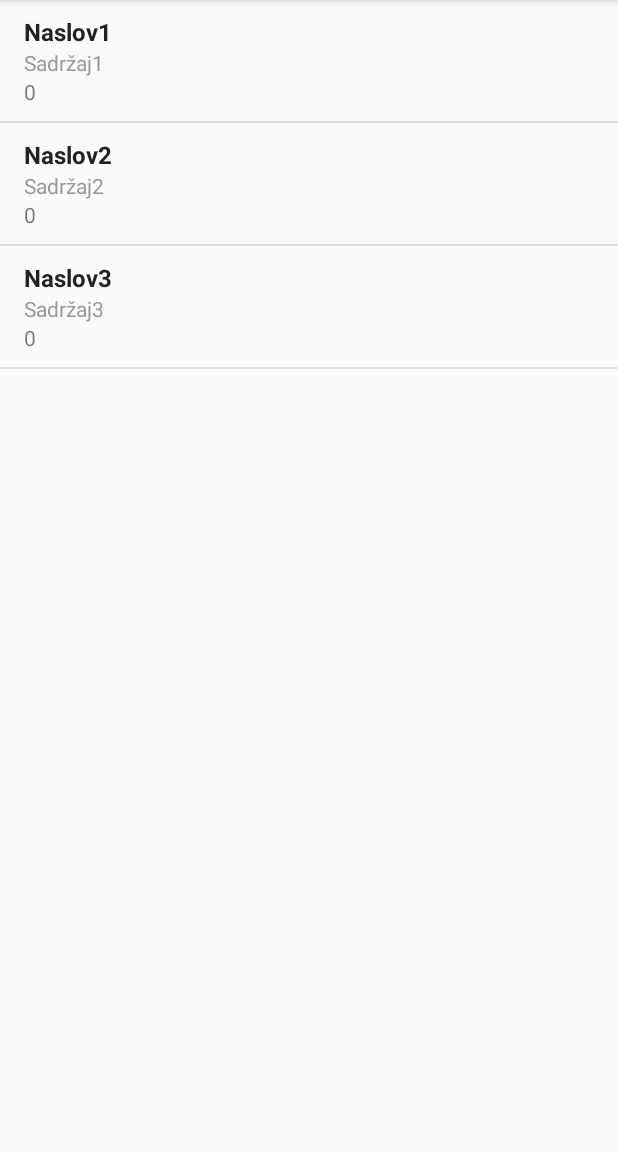
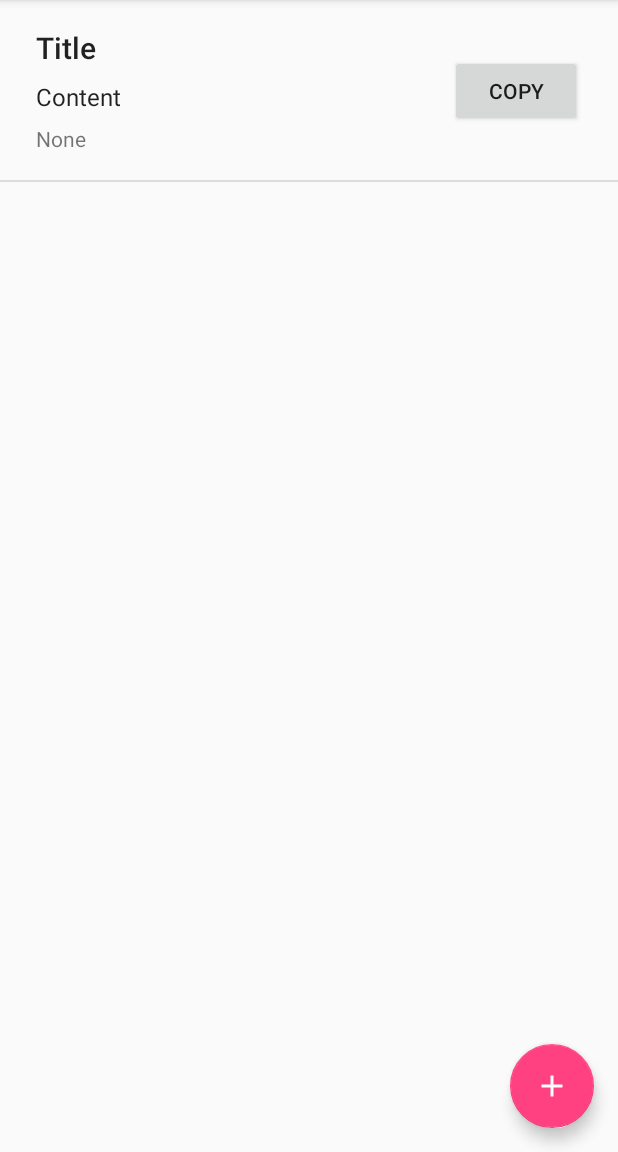
Before and after one commit to faleksic/CP-Notes, an Android app: the screen it shows after launch (MainActivity), on a phone screen of 412 x 824 dp, the part 84-1236 px from its top. Run offline under Robolectric (Android 15) with nearby library versions, the phone set to English and light mode, and no system bars.

Commit message:
Changed list style and added activity for adding new notes

```diff
--- a/app/src/main/AndroidManifest.xml
+++ b/app/src/main/AndroidManifest.xml
@@ -16,6 +16,7 @@
                 <category android:name="android.intent.category.LAUNCHER" />
             </intent-filter>
         </activity>
+        <activity android:name="hr.faleksic.android.cpnotes.CreateNoteActivity"></activity>
     </application>
 
 </manifest>
--- /dev/null
+++ b/app/src/main/java/hr/faleksic/android/cpnotes/CreateNoteActivity.java
@@ -0,0 +1,31 @@
+package hr.faleksic.android.cpnotes;
+
+import android.support.v7.app.ActionBar;
+import android.support.v7.app.AppCompatActivity;
+import android.os.Bundle;
+import android.support.v7.widget.Toolbar;
+
+import com.example.android.cpnotes.R;
+
+public class CreateNoteActivity extends AppCompatActivity {
+
+
+    @Override
+    protected void onCreate(Bundle savedInstanceState) {
+        super.onCreate(savedInstanceState);
+        setContentView(R.layout.activity_create_note);
+
+        ActionBar actionBar = getSupportActionBar();
+
+        if(actionBar != null) {
+            actionBar.setDisplayHomeAsUpEnabled(true);
+            actionBar.setDisplayShowHomeEnabled(true);
+        }
+    }
+
+    @Override
+    public boolean onSupportNavigateUp() {
+        onBackPressed();
+        return true;
+    }
+}
--- a/app/src/main/java/hr/faleksic/android/cpnotes/MainActivity.java
+++ b/app/src/main/java/hr/faleksic/android/cpnotes/MainActivity.java
@@ -1,12 +1,16 @@
 package hr.faleksic.android.cpnotes;
 
+import android.content.DialogInterface;
+import android.content.Intent;
 import android.database.Cursor;
+import android.support.design.widget.FloatingActionButton;
 import android.support.v7.app.AppCompatActivity;
 import android.os.Bundle;
 import android.support.v7.widget.DefaultItemAnimator;
 import android.support.v7.widget.DividerItemDecoration;
 import android.support.v7.widget.LinearLayoutManager;
 import android.support.v7.widget.RecyclerView;
+import android.view.View;
 
 import com.example.android.cpnotes.R;
 
@@ -19,6 +23,7 @@ public class MainActivity extends AppCompatActivity {
     private RecyclerView recyclerView;
     private NotesAdapter notesAdapter;
     private MyDBHelper myDBHelper;
+    private FloatingActionButton floatingActionButton;
 
     @Override
     protected void onCreate(Bundle savedInstanceState) {
@@ -26,6 +31,7 @@ public class MainActivity extends AppCompatActivity {
         setContentView(R.layout.activity_main);
 
         recyclerView = (RecyclerView) findViewById(R.id.recycler_view);
+        floatingActionButton = (FloatingActionButton)findViewById(R.id.fab);
 
         myDBHelper = new MyDBHelper(this);
 
@@ -39,21 +45,34 @@ public class MainActivity extends AppCompatActivity {
         recyclerView.setAdapter(notesAdapter);
 
         prepareNoteData();
+
+        floatingActionButton.setOnClickListener(new View.OnClickListener() {
+            @Override
+            public void onClick(View view) {
+                Intent i = new Intent(getApplicationContext(), CreateNoteActivity.class);
+                startActivity(i);
+            }
+        } );
     }
 
     private void prepareNoteData() {
-        myDBHelper.insertNote("Naslov1", "Sadržaj1", 0);
-        myDBHelper.insertNote("Naslov2", "Sadržaj2", 0);
-        myDBHelper.insertNote("Naslov3", "Sadržaj3", 0);
 
         Cursor cursor = myDBHelper.getAllNotes();
 
+        if(cursor.getCount() == 0) {
+            myDBHelper.insertCategory("None");
+            myDBHelper.insertNote("Title", "Content", 1);
+
+            cursor = myDBHelper.getAllNotes();
+        }
+
         while(cursor.moveToNext()) {
-            String title = cursor.getString(cursor.getColumnIndexOrThrow(MyDBHelper.NOTE_COLUMN_TITLE));
-            String content = cursor.getString(cursor.getColumnIndexOrThrow(MyDBHelper.NOTE_COLUMN_CONTENT));
-            String category =  cursor.getString(cursor.getColumnIndexOrThrow(MyDBHelper.NOTE_COLUMN_CATEGORY));
+            String title = cursor.getString(0);
+            String content = cursor.getString(1);
+            String category =  cursor.getString(2);
             noteList.add(new Note(title, content, category));
         }
+
         cursor.close();
 
         notesAdapter.notifyDataSetChanged();
--- a/app/src/main/java/hr/faleksic/android/cpnotes/MyDBHelper.java
+++ b/app/src/main/java/hr/faleksic/android/cpnotes/MyDBHelper.java
@@ -107,7 +107,8 @@ public class MyDBHelper extends SQLiteOpenHelper {
 
     public Cursor getAllNotes() {
         SQLiteDatabase db = this.getReadableDatabase();
-        Cursor res = db.rawQuery( "SELECT * FROM " + NOTE_TABLE_NAME, null );
+        Cursor res = db.rawQuery( "SELECT n." + NOTE_COLUMN_TITLE + ", n." + NOTE_COLUMN_CONTENT + ", c." + CATEGORY_COLUMN_NAME +
+                " FROM " + NOTE_TABLE_NAME + " n JOIN " + CATEGORY_TABLE_NAME + " c ON n." + NOTE_COLUMN_CATEGORY + "=c." + CATEGORY_COLUMN_ID, null );
         return res;
     }
 
--- /dev/null
+++ b/app/src/main/res/drawable/ic_add.xml
@@ -0,0 +1,9 @@
+<vector xmlns:android="http://schemas.android.com/apk/res/android"
+        android:width="24dp"
+        android:height="24dp"
+        android:viewportWidth="24.0"
+        android:viewportHeight="24.0">
+    <path
+        android:fillColor="#FFFF"
+        android:pathData="M19,13h-6v6h-2v-6H5v-2h6V5h2v6h6v2z"/>
+</vector>
--- /dev/null
+++ b/app/src/main/res/layout/activity_create_note.xml
@@ -0,0 +1,36 @@
+<?xml version="1.0" encoding="utf-8"?>
+<android.support.constraint.ConstraintLayout xmlns:android="http://schemas.android.com/apk/res/android"
+    xmlns:app="http://schemas.android.com/apk/res-auto"
+    xmlns:tools="http://schemas.android.com/tools"
+    android:layout_width="match_parent"
+    android:layout_height="match_parent"
+    tools:context="hr.faleksic.android.cpnotes.CreateNoteActivity">
+
+    <EditText
+        android:layout_width="368dp"
+        android:layout_height="wrap_content"
+        android:layout_marginEnd="8dp"
+        android:layout_marginStart="8dp"
+        android:layout_marginTop="8dp"
+        android:background="@android:color/transparent"
+        android:hint="@string/title"
+        android:textAppearance="@style/TextAppearance.AppCompat.Light.SearchResult.Title"
+        android:selectAllOnFocus="false"
+        app:layout_constraintLeft_toLeftOf="parent"
+        app:layout_constraintTop_toTopOf="parent"
+        android:id="@+id/editText" />
+    <EditText
+        android:layout_width="368dp"
+        android:layout_height="wrap_content"
+        android:layout_marginEnd="8dp"
+        android:layout_marginStart="8dp"
+        android:layout_marginTop="8dp"
+        android:background="@android:color/transparent"
+        android:hint="@string/content"
+        android:textAppearance="@style/TextAppearance.AppCompat.Light.SearchResult.Subtitle"
+        android:selectAllOnFocus="false"
+        app:layout_constraintLeft_toLeftOf="parent"
+        android:layout_marginLeft="8dp"
+        app:layout_constraintTop_toBottomOf="@+id/editText" > <requestFocus/> </EditText>
+
+</android.support.constraint.ConstraintLayout>
--- a/app/src/main/res/layout/activity_main.xml
+++ b/app/src/main/res/layout/activity_main.xml
@@ -3,12 +3,27 @@
     xmlns:tools="http://schemas.android.com/tools"
     android:layout_width="match_parent"
     android:layout_height="match_parent"
+    xmlns:app="http://schemas.android.com/apk/res-auto"
     tools:context="hr.faleksic.android.cpnotes.MainActivity">
 
     <android.support.v7.widget.RecyclerView
         android:id="@+id/recycler_view"
-        android:scrollbars="vertical"
-        android:layout_width="match_parent"
-        android:layout_height="wrap_content"/>
+        android:layout_width="0dp"
+        app:layout_constraintLeft_toLeftOf="parent"
+        app:layout_constraintRight_toRightOf="parent"
+        android:layout_height="wrap_content"
+        android:layout_marginLeft="0dp"
+        android:layout_marginRight="0dp" />
+
+    <android.support.design.widget.FloatingActionButton
+        android:layout_width="0dp"
+        android:layout_height="wrap_content"
+        android:id="@+id/fab"
+        android:src="@drawable/ic_add"
+        app:fabSize="normal"
+        app:layout_constraintBottom_toBottomOf="parent"
+        android:layout_marginBottom="16dp"
+        app:layout_constraintRight_toRightOf="parent"
+        android:layout_marginRight="16dp" />
 
 </android.support.constraint.ConstraintLayout>
--- a/app/src/main/res/layout/note_list_row.xml
+++ b/app/src/main/res/layout/note_list_row.xml
@@ -1,5 +1,7 @@
 <?xml version="1.0" encoding="utf-8"?>
-<RelativeLayout xmlns:android="http://schemas.android.com/apk/res/android"
+<android.support.constraint.ConstraintLayout xmlns:android="http://schemas.android.com/apk/res/android"
+    xmlns:app="http://schemas.android.com/apk/res-auto"
+    xmlns:tools="http://schemas.android.com/tools"
     android:layout_width="match_parent" android:layout_height="wrap_content"
     android:focusable="true"
     android:paddingLeft="16dp"
@@ -7,28 +9,67 @@
     android:paddingTop="10dp"
     android:paddingBottom="10dp"
     android:clickable="true"
-    android:background="?android:attr/selectableItemBackground"
-    android:orientation="vertical">
+    android:background="?android:attr/selectableItemBackground">
+
     <TextView
         android:id="@+id/title"
-        android:textColor="@color/title"
-        android:textSize="16sp"
-        android:textStyle="bold"
-        android:layout_alignParentTop="true"
-        android:layout_width="match_parent"
-        android:layout_height="wrap_content" />
+        android:layout_width="wrap_content"
+        android:layout_height="wrap_content"
+        android:layout_marginLeft="8dp"
+        android:layout_marginRight="8dp"
+        android:layout_marginTop="8dp"
+        android:maxLength="80"
+        tools:text="Title"
+        android:textAppearance="@style/TextAppearance.AppCompat.Light.SearchResult.Title"
+        app:layout_constraintHorizontal_bias="0.0"
+        app:layout_constraintLeft_toLeftOf="parent"
+        app:layout_constraintRight_toRightOf="parent"
+        app:layout_constraintTop_toTopOf="parent" />
 
     <TextView
         android:id="@+id/content"
-        android:layout_below="@id/title"
-        android:textColor="@color/content"
-        android:layout_width="match_parent"
-        android:layout_height="wrap_content" />
+        android:layout_width="wrap_content"
+        android:layout_height="wrap_content"
+        android:layout_marginLeft="8dp"
+        android:layout_marginRight="8dp"
+        android:layout_marginTop="8dp"
+        android:maxLength="200"
+        tools:text="Content"
+        android:textAppearance="@style/TextAppearance.AppCompat.Light.SearchResult.Subtitle"
+        app:layout_constraintHorizontal_bias="0.0"
+        app:layout_constraintLeft_toLeftOf="parent"
+        app:layout_constraintRight_toRightOf="parent"
+        app:layout_constraintTop_toBottomOf="@+id/title" />
 
     <TextView
         android:id="@+id/category"
-        android:layout_below="@id/content"
-        android:layout_width="match_parent"
-        android:layout_height="wrap_content" />
+        android:layout_width="wrap_content"
+        android:layout_height="wrap_content"
+        android:layout_marginBottom="8dp"
+        android:layout_marginLeft="8dp"
+        android:layout_marginRight="8dp"
+        android:layout_marginTop="7dp"
+        android:maxLength="80"
+        tools:text="Category"
+        android:textAppearance="@style/TextAppearance.AppCompat.Small"
+        app:layout_constraintBottom_toBottomOf="parent"
+        app:layout_constraintHorizontal_bias="0.0"
+        app:layout_constraintLeft_toLeftOf="parent"
+        app:layout_constraintRight_toRightOf="parent"
+        app:layout_constraintTop_toBottomOf="@+id/content" />
 
-</RelativeLayout>
+    <Button
+        android:id="@+id/button"
+        android:layout_width="wrap_content"
+        android:layout_height="wrap_content"
+        android:text="@string/copy"
+        app:layout_constraintTop_toTopOf="parent"
+        android:layout_marginTop="8dp"
+        app:layout_constraintBottom_toBottomOf="parent"
+        android:layout_marginBottom="8dp"
+        android:layout_marginEnd="8dp"
+        app:layout_constraintRight_toRightOf="parent"
+        android:layout_marginRight="16dp"
+        app:layout_constraintVertical_bias="0.51" />
+
+</android.support.constraint.ConstraintLayout>
--- a/app/src/main/res/values/strings.xml
+++ b/app/src/main/res/values/strings.xml
@@ -1,3 +1,6 @@
 <resources>
     <string name="app_name">CP Notes</string>
+    <string name="copy">Copy</string>
+    <string name="title">Title</string>
+    <string name="content">Content</string>
 </resources>
```
